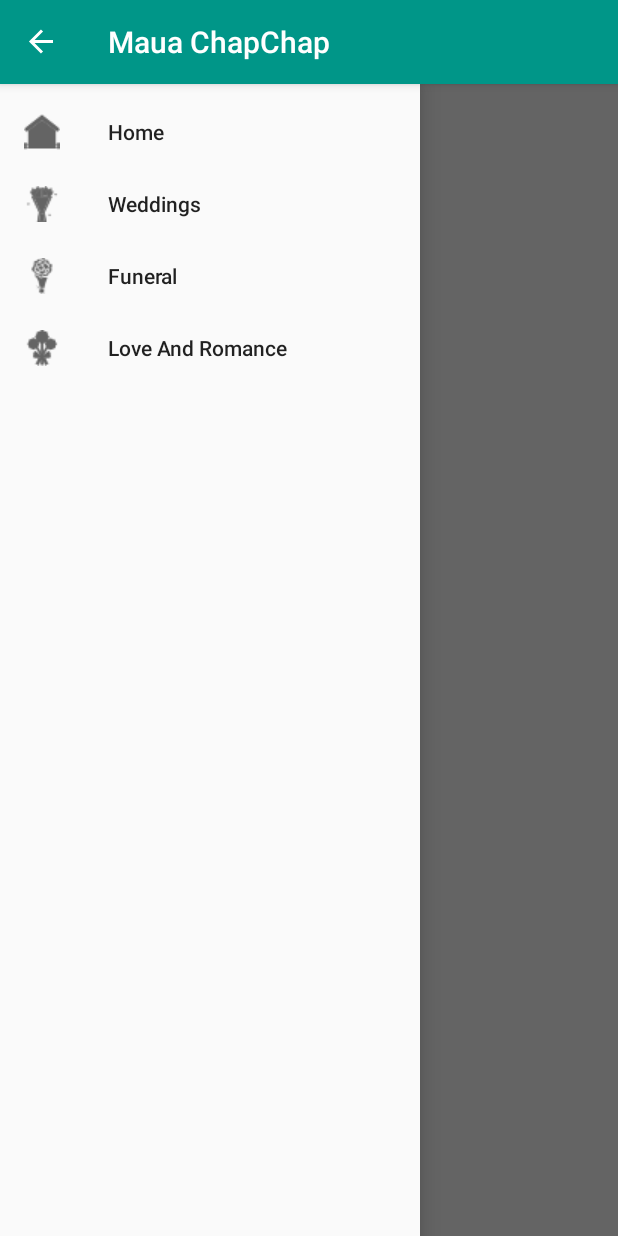
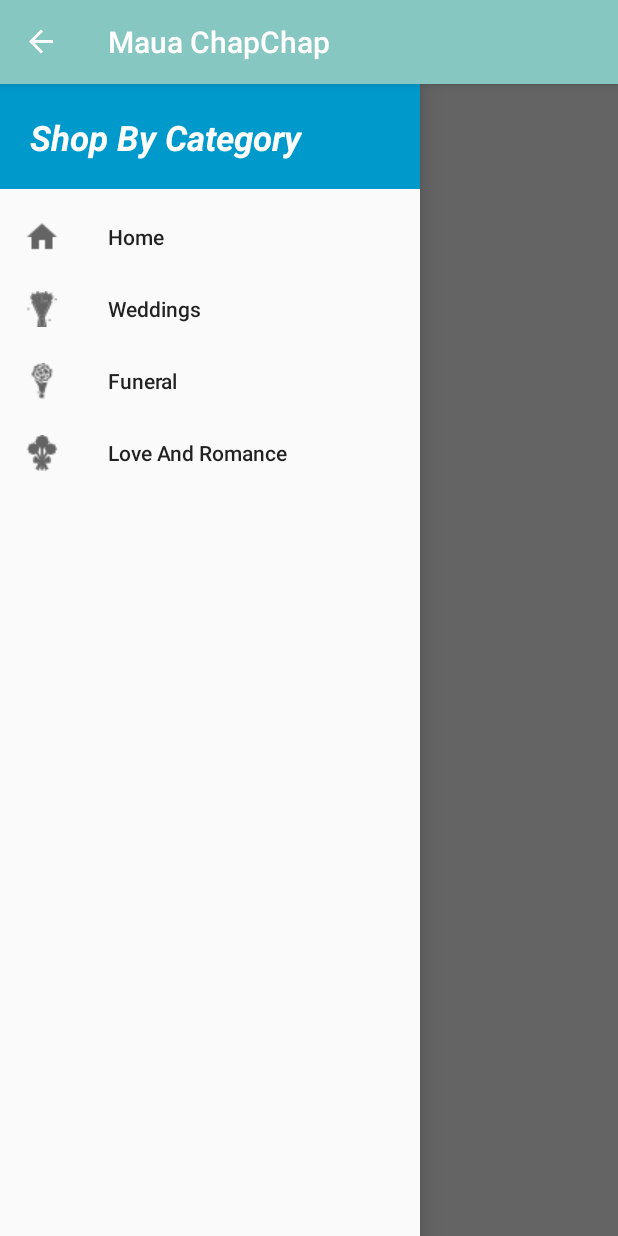
Before and after one commit to GathuaKiragu/Maua_ChapChap, an Android app: the screen it shows after launch (MainActivity), with the side drawer open, on a phone screen of 412 x 824 dp. Run offline under Robolectric (Android 15) with nearby library versions, the phone set to English and light mode, and no system bars.

Commit message:
navigation menu -add navigation header

```diff
--- a/app/src/main/res/layout/activity_main.xml
+++ b/app/src/main/res/layout/activity_main.xml
@@ -26,7 +26,8 @@
         android:layout_width="wrap_content"
         android:layout_height="match_parent"
         app:menu="@menu/navigation_menu"
-        android:layout_gravity="start">
+        android:layout_gravity="start"
+        app:headerLayout="@layout/shop_by_category">
 
     </android.support.design.widget.NavigationView>
 
--- /dev/null
+++ b/app/src/main/res/layout/shop_by_category.xml
@@ -0,0 +1,20 @@
+<?xml version="1.0" encoding="utf-8"?>
+<RelativeLayout xmlns:android="http://schemas.android.com/apk/res/android"
+    xmlns:tools="http://schemas.android.com/tools"
+    android:layout_width="match_parent"
+    android:layout_height="70dp"
+    android:background="@android:color/holo_blue_dark">
+
+    <TextView
+        android:id="@+id/textView"
+        android:layout_width="wrap_content"
+        android:layout_height="wrap_content"
+        android:layout_alignParentLeft="true"
+        android:layout_alignParentStart="true"
+        android:layout_alignParentTop="true"
+        android:padding="20dp"
+        android:text="Shop By Category"
+        android:textColor="#ffffff"
+        android:textSize="23sp"
+        android:textStyle="bold|italic" />
+</RelativeLayout>
--- a/app/src/main/res/menu/navigation_menu.xml
+++ b/app/src/main/res/menu/navigation_menu.xml
@@ -2,7 +2,7 @@
 <menu xmlns:android="http://schemas.android.com/apk/res/android">
 
     <item android:id="@+id/nav_home"
-        android:icon="@drawable/house"
+        android:icon="@drawable/ic_home_black_24dp"
         android:title="Home" />
 
     <item android:id="@+id/nav_weddings"
--- a/app/src/main/res/values/colors.xml
+++ b/app/src/main/res/values/colors.xml
@@ -1,11 +1,11 @@
 <?xml version="1.0" encoding="utf-8"?>
 <resources>
-    <color name="colorPrimary">#009688</color>
-    <color name="colorPrimaryDark">#00796B</color>
+    <color name="colorPrimary">#86c7c1</color>
+    <color name="colorPrimaryDark">#24dcc7</color>
     <color name="colorPrimaryLight">#B2DFDB</color>
     <color name="colorAccent">#FF9800</color>
     <color name="colorPrimaryText">#212121</color>
     <color name="colorSecondaryText">#757575</color>
-    <color name="colorIcons">#FFFFFF</color>
+    <color name="colorIcons">#ffffff</color>
     <color name="colorDivider">#BDBDBD</color>
 </resources>
```
